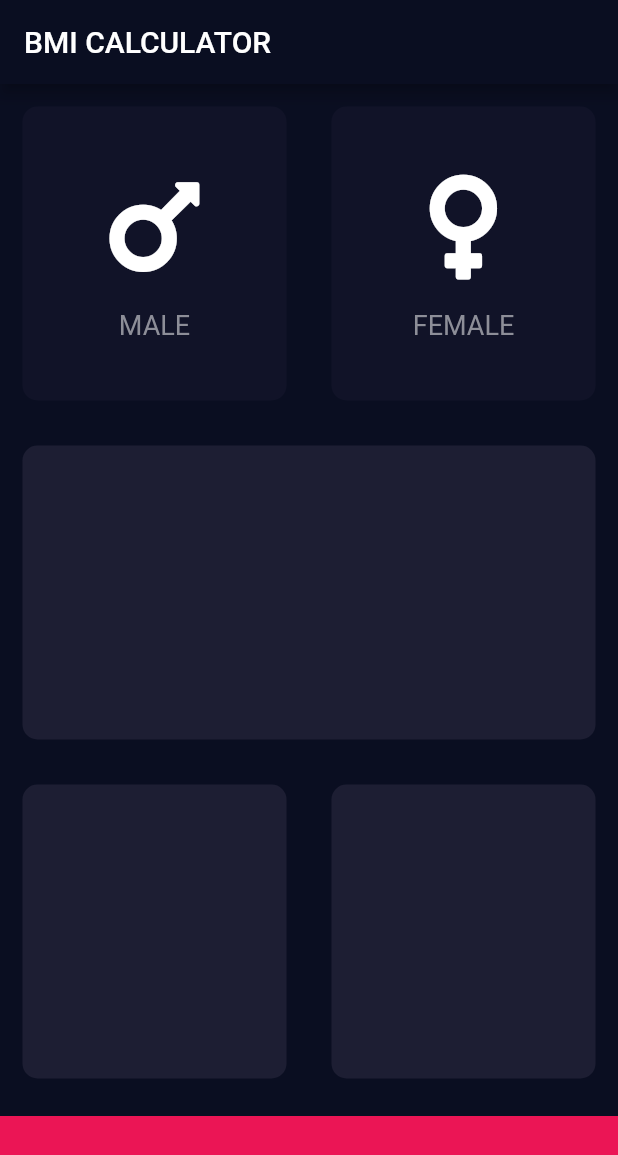
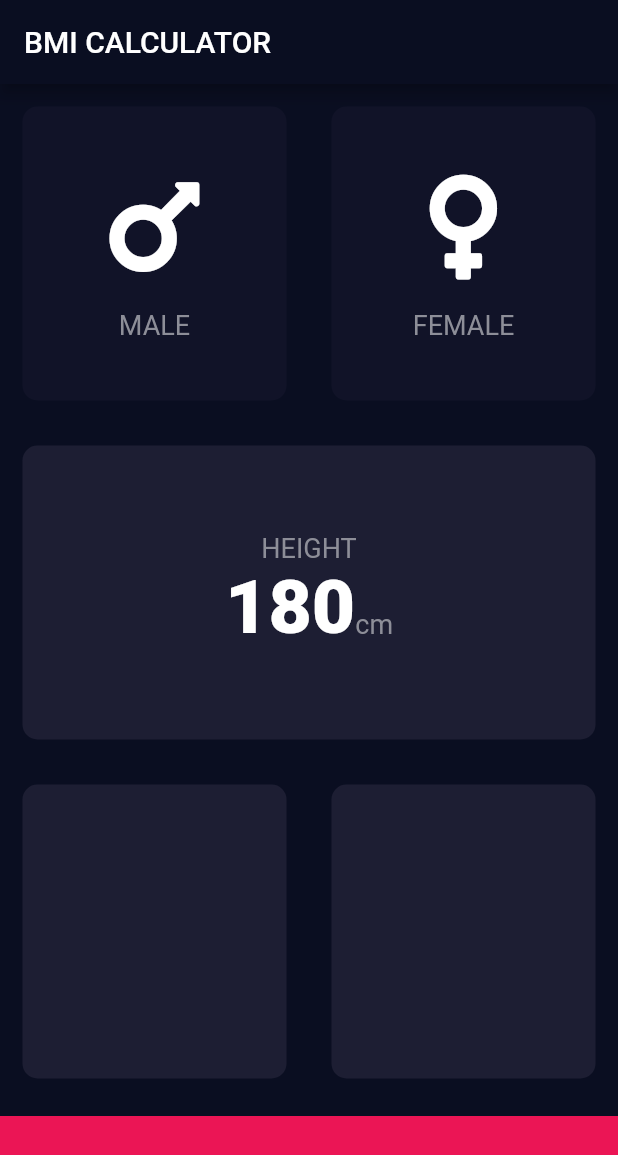
Before and after one commit to alemohamad/flutter-appbrewery, a Flutter app: the screen it shows after launch, on a phone screen of 412 x 824 dp. Shown: the top 1155 px of the screen. Run offline on Flutter 3.47's test engine with Material 2 defaults, Android fonts, the phone set to English and light mode, and no system bars; our stand-ins replace audioplayers, font_awesome_flutter, rflutter_alert.

Commit message:
Separated constants (values and styles) into a separate file.

```diff
--- /dev/null
+++ b/bmi-calculator/lib/constants.dart
@@ -0,0 +1,16 @@
+import 'package:flutter/material.dart';
+
+const kBottomContainerHeight = 80.0;
+const kBottomContainerColor = Color(0xFFEB1555);
+const kActiveCardColor = Color(0xFF1D1E33);
+const kInactiveCardColor = Color(0xFF111328);
+
+const kLabelTextStyle = TextStyle(
+  fontSize: 18.0,
+  color: Color(0xFF8D8E98),
+);
+
+const kNumberTextStyle = TextStyle(
+  fontSize: 50.0,
+  fontWeight: FontWeight.w900,
+);
--- a/bmi-calculator/lib/icon_content.dart
+++ b/bmi-calculator/lib/icon_content.dart
@@ -1,9 +1,5 @@
 import 'package:flutter/material.dart';
-
-const labelTextStyle = TextStyle(
-  fontSize: 18.0,
-  color: Color(0xFF8D8E98),
-);
+import 'constants.dart';
 
 class IconContent extends StatelessWidget {
   IconContent({@required this.icon, @required this.label});
@@ -25,7 +21,7 @@ class IconContent extends StatelessWidget {
         ),
         Text(
           label,
-          style: labelTextStyle,
+          style: kLabelTextStyle,
         ),
       ],
     );
--- a/bmi-calculator/lib/input_page.dart
+++ b/bmi-calculator/lib/input_page.dart
@@ -4,10 +4,7 @@ import 'package:font_awesome_flutter/font_awesome_flutter.dart';
 import 'icon_content.dart';
 import 'reusable_card.dart';
 
-const bottomContainerHeight = 80.0;
-const bottomContainerColor = Color(0xFFEB1555);
-const activeCardColor = Color(0xFF1D1E33);
-const inactiveCardColor = Color(0xFF111328);
+import 'constants.dart';
 
 enum Gender {
   male,
@@ -29,43 +26,40 @@ class _InputPageState extends State<InputPage> {
         title: Text('BMI CALCULATOR'),
       ),
       body: Column(
+        crossAxisAlignment: CrossAxisAlignment.stretch,
         children: <Widget>[
           Expanded(
             child: Row(
               children: <Widget>[
                 Expanded(
-                  child: GestureDetector(
-                    onTap: () {
+                  child: ReusableCard(
+                    onPress: () {
                       setState(() {
                         selectedGender = Gender.male;
                       });
                     },
-                    child: ReusableCard(
                     bgColor: selectedGender == Gender.male
-                          ? activeCardColor
-                          : inactiveCardColor,
+                        ? kActiveCardColor
+                        : kInactiveCardColor,
                     cardChild: IconContent(
                       icon: FontAwesomeIcons.mars,
                       label: 'MALE',
                     ),
                   ),
                 ),
-                ),
                 Expanded(
-                  child: GestureDetector(
-                    onTap: () {
+                  child: ReusableCard(
+                    onPress: () {
                       setState(() {
                         selectedGender = Gender.female;
                       });
                     },
-                    child: ReusableCard(
                     bgColor: selectedGender == Gender.female
-                          ? activeCardColor
-                          : inactiveCardColor,
+                        ? kActiveCardColor
+                        : kInactiveCardColor,
                     cardChild: IconContent(
                       icon: FontAwesomeIcons.venus,
                       label: 'FEMALE',
-                      ),
                     ),
                   ),
                 ),
@@ -74,7 +68,31 @@ class _InputPageState extends State<InputPage> {
           ),
           Expanded(
             child: ReusableCard(
-              bgColor: activeCardColor,
+              bgColor: kActiveCardColor,
+              cardChild: Column(
+                mainAxisAlignment: MainAxisAlignment.center,
+                children: <Widget>[
+                  Text(
+                    'HEIGHT',
+                    style: kLabelTextStyle,
+                  ),
+                  Row(
+                    mainAxisAlignment: MainAxisAlignment.center,
+                    crossAxisAlignment: CrossAxisAlignment.baseline,
+                    textBaseline: TextBaseline.alphabetic,
+                    children: <Widget>[
+                      Text(
+                        '180',
+                        style: kNumberTextStyle,
+                      ),
+                      Text(
+                        'cm',
+                        style: kLabelTextStyle,
+                      ),
+                    ],
+                  ),
+                ],
+              ),
             ),
           ),
           Expanded(
@@ -82,22 +100,22 @@ class _InputPageState extends State<InputPage> {
               children: <Widget>[
                 Expanded(
                   child: ReusableCard(
-                    bgColor: activeCardColor,
+                    bgColor: kActiveCardColor,
                   ),
                 ),
                 Expanded(
                   child: ReusableCard(
-                    bgColor: activeCardColor,
+                    bgColor: kActiveCardColor,
                   ),
                 ),
               ],
             ),
           ),
           Container(
-            color: bottomContainerColor,
+            color: kBottomContainerColor,
             margin: EdgeInsets.only(top: 10.0),
             width: double.infinity,
-            height: bottomContainerHeight,
+            height: kBottomContainerHeight,
           ),
         ],
       ),
```
Lines whose indentation alone changed are shown as unchanged.
